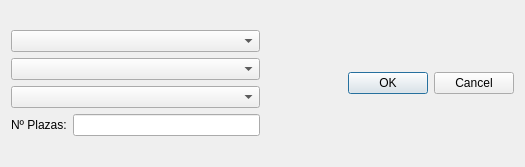
Above: source/dialogPeticiones.ui from hugo19941994/ViajeFacil before the change. Below: the same form after it.
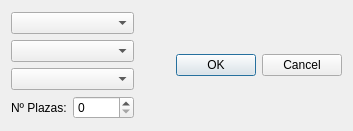
That is the form after the change.

Commit message: Reemplazados dos lineEdit por spinBox

```diff
--- a/source/dialogPeticiones.ui
+++ b/source/dialogPeticiones.ui
@@ -6,8 +6,8 @@
    <rect>
     <x>0</x>
     <y>0</y>
-    <width>525</width>
-    <height>167</height>
+    <width>353</width>
+    <height>131</height>
    </rect>
   </property>
   <property name="windowTitle">
@@ -15,9 +15,12 @@
   </property>
   <layout class="QGridLayout" name="gridLayout">
    <item row="0" column="0">
-    <layout class="QHBoxLayout" name="horizontalLayout">
+    <layout class="QHBoxLayout" name="horizontalLayout_2">
      <item>
-      <layout class="QVBoxLayout" name="verticalLayout">
+      <layout class="QVBoxLayout" name="verticalLayout" stretch="0,0,0,0">
+       <property name="sizeConstraint">
+        <enum>QLayout::SetDefaultConstraint</enum>
+       </property>
        <item>
         <widget class="QComboBox" name="comboBox">
          <property name="editable">
@@ -39,7 +42,7 @@
         </widget>
        </item>
        <item>
-        <layout class="QHBoxLayout" name="horizontalLayout_3">
+        <layout class="QHBoxLayout" name="horizontalLayout">
          <item>
           <widget class="QLabel" name="label_4">
            <property name="text">
@@ -48,7 +51,11 @@
           </widget>
          </item>
          <item>
-          <widget class="QLineEdit" name="lineEdit_3"/>
+          <widget class="QSpinBox" name="spinBox">
+           <property name="maximum">
+            <number>99999</number>
+           </property>
+          </widget>
          </item>
         </layout>
        </item>
```
The commit also changes 3 other files.
